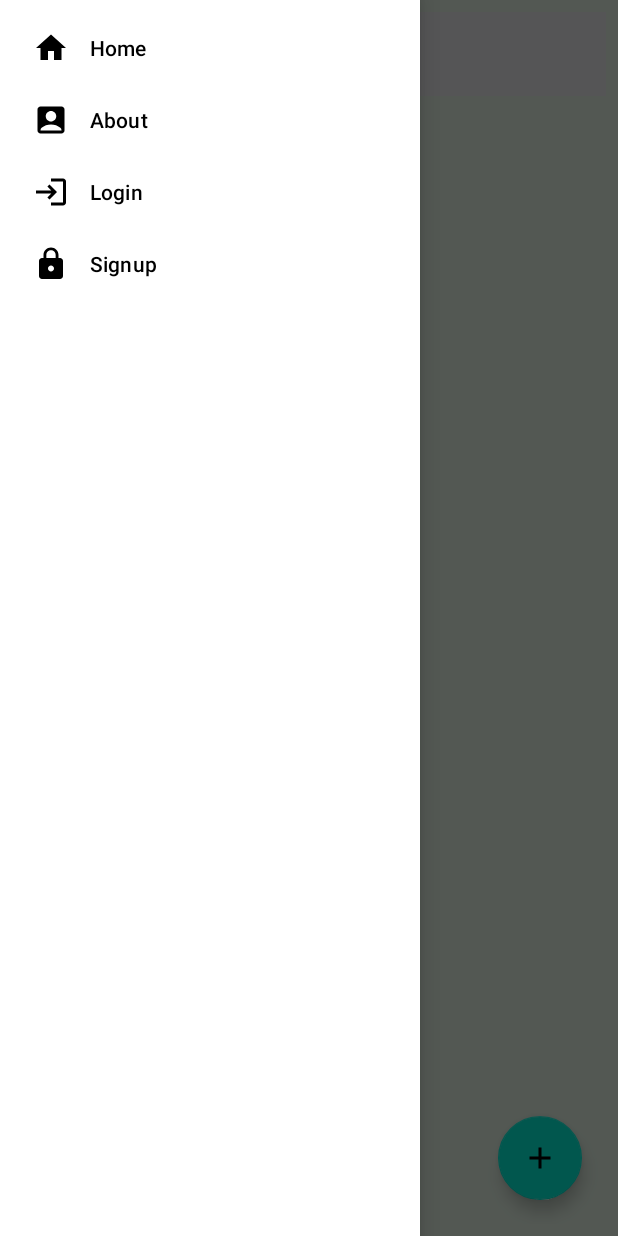
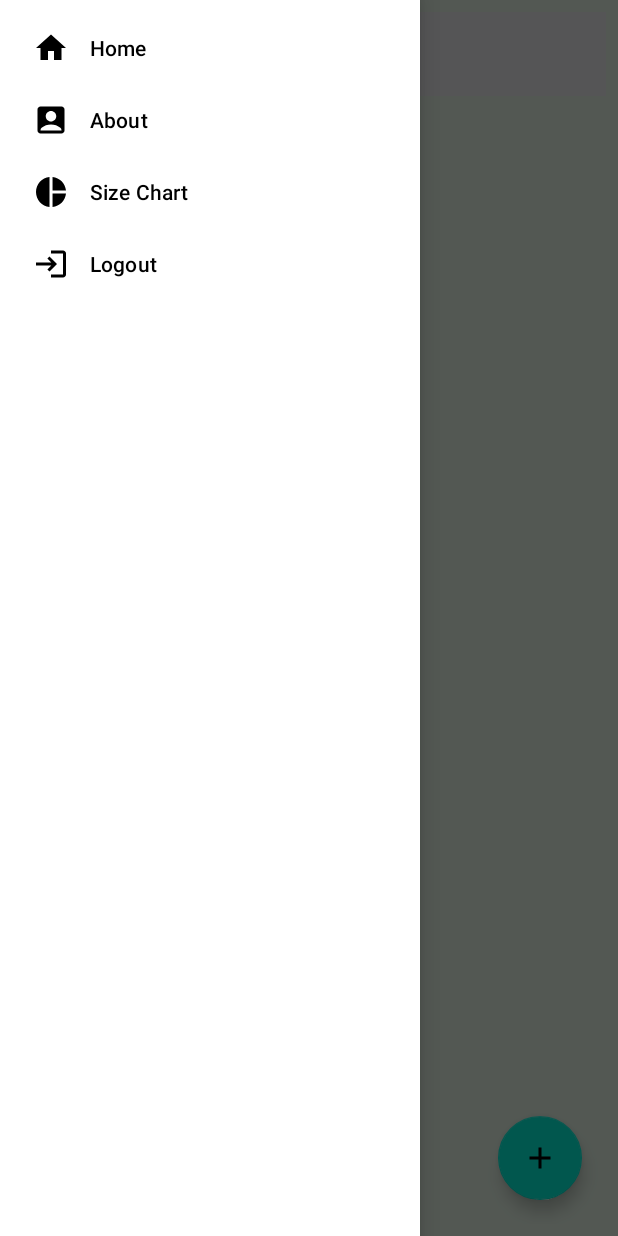
Before and after one commit to SrijaTamang/BabyBuy_Final, an Android app: the MainActivity screen opened directly, with no data from a screen before it, with the side drawer open, on a phone screen of 412 x 824 dp. Run offline under Robolectric (Android 15) with nearby library versions, the phone set to English and light mode, and no system bars; our stand-ins replace CircleImageView; libraries missing offline, so code that uses them is left out: it.xabaras.android; pictures from the network do not load.

Commit message:
message login

```diff
--- a/app/src/main/java/com/example/babybuy1/Login.java
+++ b/app/src/main/java/com/example/babybuy1/Login.java
@@ -40,7 +40,7 @@ public class Login extends AppCompatActivity {
 
         forgotPassword.setOnClickListener(this::startPasswordRecoveryProcess);
         SignupBtn.setOnClickListener(this::startSignUpActivity);
-        LoginBtn.setOnClickListener(this::byPass); // todo: change this to login
+        LoginBtn.setOnClickListener(this::login); // todo: change this to login
     }
 
     private void byPass(View view) {
--- /dev/null
+++ b/app/src/main/res/drawable/ic_baseline_pie_chart_24.xml
@@ -0,0 +1,5 @@
+<vector android:height="24dp" android:tint="#000000"
+    android:viewportHeight="24" android:viewportWidth="24"
+    android:width="24dp" xmlns:android="http://schemas.android.com/apk/res/android">
+    <path android:fillColor="@android:color/white" android:pathData="M11,2v20c-5.07,-0.5 -9,-4.79 -9,-10s3.93,-9.5 9,-10zM13.03,2v8.99L22,10.99c-0.47,-4.74 -4.24,-8.52 -8.97,-8.99zM13.03,13.01L13.03,22c4.74,-0.47 8.5,-4.25 8.97,-8.99h-8.97z"/>
+</vector>
--- a/app/src/main/res/layout/activity_signup.xml
+++ b/app/src/main/res/layout/activity_signup.xml
@@ -9,7 +9,7 @@
     android:background="@drawable/baby_back"
     android:orientation="vertical"
     android:gravity="center"
-    android:padding="20dp">
+    >
 
 <LinearLayout
     android:layout_width="match_parent"
--- a/app/src/main/res/menu/menu.xml
+++ b/app/src/main/res/menu/menu.xml
@@ -6,10 +6,11 @@
     <item android:id="@+id/about"
         android:title="About"
         android:icon="@drawable/ic_baseline_account_box_24"/>
-    <item android:id="@+id/login"
-        android:title="Login"
+    <item android:id="@+id/sizeChart"
+        android:title="Size Chart"
+        android:icon="@drawable/ic_baseline_pie_chart_24"/>
+    <item android:id="@+id/logout"
+        android:title="Logout"
         android:icon="@drawable/ic_baseline_login_24"/>
-    <item android:id="@+id/signup"
-        android:title="Signup"
-        android:icon="@drawable/ic_baseline_lock_24"/>
+
 </menu>
--- a/app/src/main/res/menu/navigation_menu.xml
+++ b/app/src/main/res/menu/navigation_menu.xml
@@ -9,7 +9,7 @@
         android:icon="@drawable/ic_baseline_home_24"/>
 
     <item android:id="@+id/contact_menu"
-        android:title="@string/Contact"
+        android:title="@string/SizeChart"
         android:icon="@drawable/ic_baseline_home_24"/>
 
     <item android:id="@+id/share_menu"
--- a/app/src/main/res/values/strings.xml
+++ b/app/src/main/res/values/strings.xml
@@ -3,7 +3,8 @@
     <string name="submit">submit</string>
     <string name="Home">Home</string>
     <string name="About">About</string>
-    <string name="Contact">Contact</string>
+    <string name="SizeChart">Size Chart</string>
+
     <string name="Share">Share</string>
     <string name="Setting">Setting</string>
     <string name="Support">Support</string>
```
Also changed, not shown: app/src/main/AndroidManifest.xml (+7 -0 lines), app/src/main/java/com/example/babybuy1/Chart.java (added, +14 -0 lines), app/src/main/java/com/example/babybuy1/MainActivity.java (+7 -7 lines), app/src/main/res/layout/activity_chart.xml (added, +18 -0 lines), app/src/main/res/drawable/chart.png (added).
